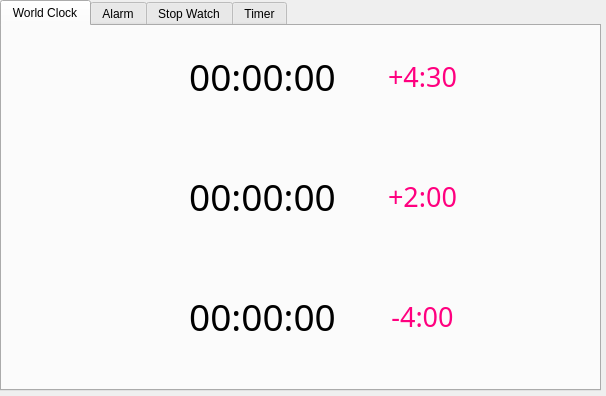
DanialNavari/Python, file Assignment-25/main_window.ui: the form before one commit.
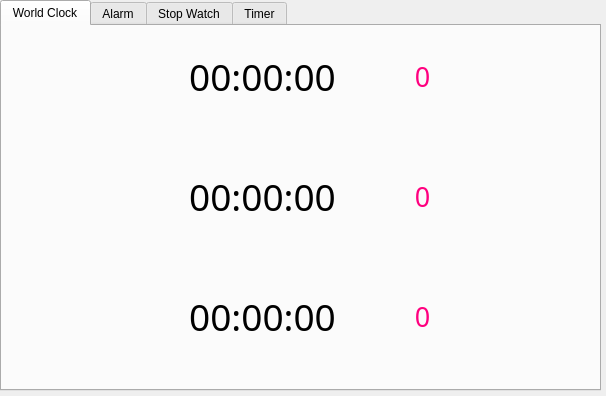
The form after the commit. Icons and pictures are not drawn.

The edit to the form file:
```diff
--- a/Assignment-25/main_window.ui
+++ b/Assignment-25/main_window.ui
@@ -175,7 +175,7 @@
        <string notr="true">color: rgb(255, 0, 127);</string>
       </property>
       <property name="text">
-       <string>+4:30</string>
+       <string>0</string>
       </property>
       <property name="alignment">
        <set>Qt::AlignCenter</set>
@@ -200,7 +200,7 @@
        <string notr="true">color: rgb(255, 0, 127);</string>
       </property>
       <property name="text">
-       <string>+2:00</string>
+       <string>0</string>
       </property>
       <property name="alignment">
        <set>Qt::AlignCenter</set>
@@ -225,7 +225,7 @@
        <string notr="true">color: rgb(255, 0, 127);</string>
       </property>
       <property name="text">
-       <string>-4:00</string>
+       <string>0</string>
       </property>
       <property name="alignment">
        <set>Qt::AlignCenter</set>
```
Left out of the diff: 6 changed lines with no effect on the pictures.
